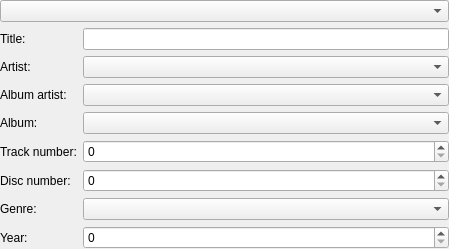
Old version of the form gui/tageditor.ui in the repository polpo/cantata-mac.
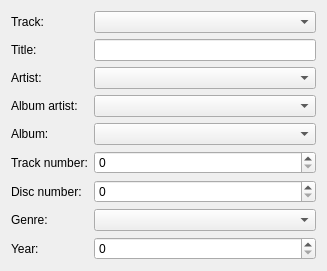
New version of the form. Custom widgets are drawn as their Qt base class.

Commit message: Make combo part of form layout

What changed in the file:
```diff
--- a/gui/tageditor.ui
+++ b/gui/tageditor.ui
@@ -6,20 +6,25 @@
    <rect>
     <x>0</x>
     <y>0</y>
-    <width>449</width>
-    <height>246</height>
+    <width>327</width>
+    <height>252</height>
    </rect>
   </property>
-  <layout class="QVBoxLayout" name="verticalLayout">
-   <property name="margin">
-    <number>0</number>
-   </property>
-   <item>
-    <widget class="QComboBox" name="trackName"/>
-   </item>
-   <item>
     <layout class="QFormLayout" name="formLayout">
      <item row="0" column="0">
+    <widget class="QLabel" name="label_4">
+     <property name="text">
+      <string>Track:</string>
+     </property>
+     <property name="buddy">
+      <cstring>trackName</cstring>
+     </property>
+    </widget>
+   </item>
+   <item row="0" column="1">
+    <widget class="QComboBox" name="trackName"/>
+   </item>
+   <item row="1" column="0">
       <widget class="QLabel" name="titleLabel">
        <property name="text">
         <string>Title:</string>
@@ -29,10 +34,10 @@
        </property>
       </widget>
      </item>
-     <item row="0" column="1">
+   <item row="1" column="1">
       <widget class="LineEdit" name="title"/>
      </item>
-     <item row="1" column="0">
+   <item row="2" column="0">
       <widget class="QLabel" name="label">
        <property name="text">
         <string>Artist:</string>
@@ -42,10 +47,10 @@
        </property>
       </widget>
      </item>
-     <item row="1" column="1">
+   <item row="2" column="1">
       <widget class="CompletionCombo" name="artist"/>
      </item>
-     <item row="2" column="0">
+   <item row="3" column="0">
       <widget class="QLabel" name="label_3">
        <property name="text">
         <string>Album artist:</string>
@@ -55,10 +60,10 @@
        </property>
       </widget>
      </item>
-     <item row="2" column="1">
+   <item row="3" column="1">
       <widget class="CompletionCombo" name="albumArtist"/>
      </item>
-     <item row="3" column="0">
+   <item row="4" column="0">
       <widget class="QLabel" name="label_2">
        <property name="text">
         <string>Album:</string>
@@ -68,10 +73,10 @@
        </property>
       </widget>
      </item>
-     <item row="3" column="1">
+   <item row="4" column="1">
       <widget class="CompletionCombo" name="album"/>
      </item>
-     <item row="4" column="0">
+   <item row="5" column="0">
       <widget class="QLabel" name="trackLabel">
        <property name="text">
         <string>Track number:</string>
@@ -81,10 +86,10 @@
        </property>
       </widget>
      </item>
-     <item row="4" column="1">
+   <item row="5" column="1">
       <widget class="ClearSpinBox" name="track"/>
      </item>
-     <item row="5" column="0">
+   <item row="6" column="0">
       <widget class="QLabel" name="label_6">
        <property name="text">
         <string>Disc number:</string>
@@ -94,13 +99,10 @@
        </property>
       </widget>
      </item>
-     <item row="5" column="1">
-      <widget class="ClearSpinBox" name="disc"/>
-     </item>
      <item row="6" column="1">
-      <widget class="CompletionCombo" name="genre"/>
-     </item>
-     <item row="6" column="0">
+    <widget class="ClearSpinBox" name="disc"/>
+   </item>
+   <item row="7" column="0">
       <widget class="QLabel" name="label_7">
        <property name="text">
         <string>Genre:</string>
@@ -110,7 +112,10 @@
        </property>
       </widget>
      </item>
-     <item row="7" column="0">
+   <item row="7" column="1">
+    <widget class="CompletionCombo" name="genre"/>
+   </item>
+   <item row="8" column="0">
       <widget class="QLabel" name="label_8">
        <property name="text">
         <string>Year:</string>
@@ -120,12 +125,10 @@
        </property>
       </widget>
      </item>
-     <item row="7" column="1">
+   <item row="8" column="1">
       <widget class="ClearSpinBox" name="year"/>
      </item>
     </layout>
-   </item>
-  </layout>
  </widget>
  <customwidgets>
   <customwidget>
```
Left out of the diff: 8 changed lines with no effect on the pictures. Lines whose indentation alone changed are shown as unchanged. The commit also changes 1 other file.
